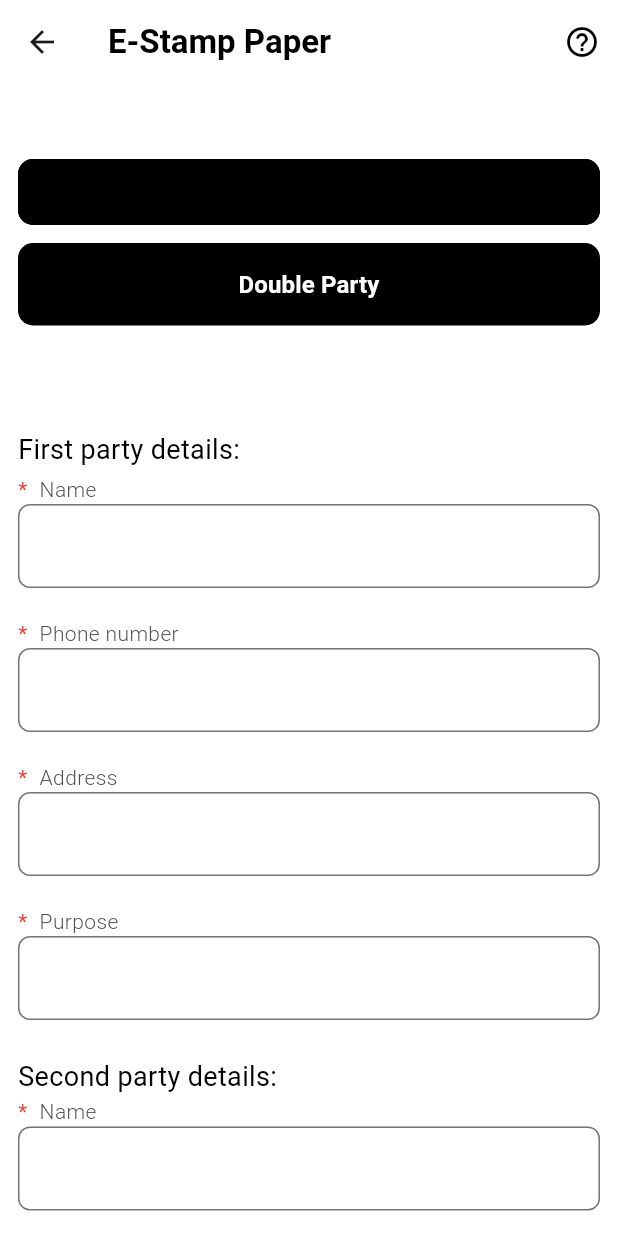
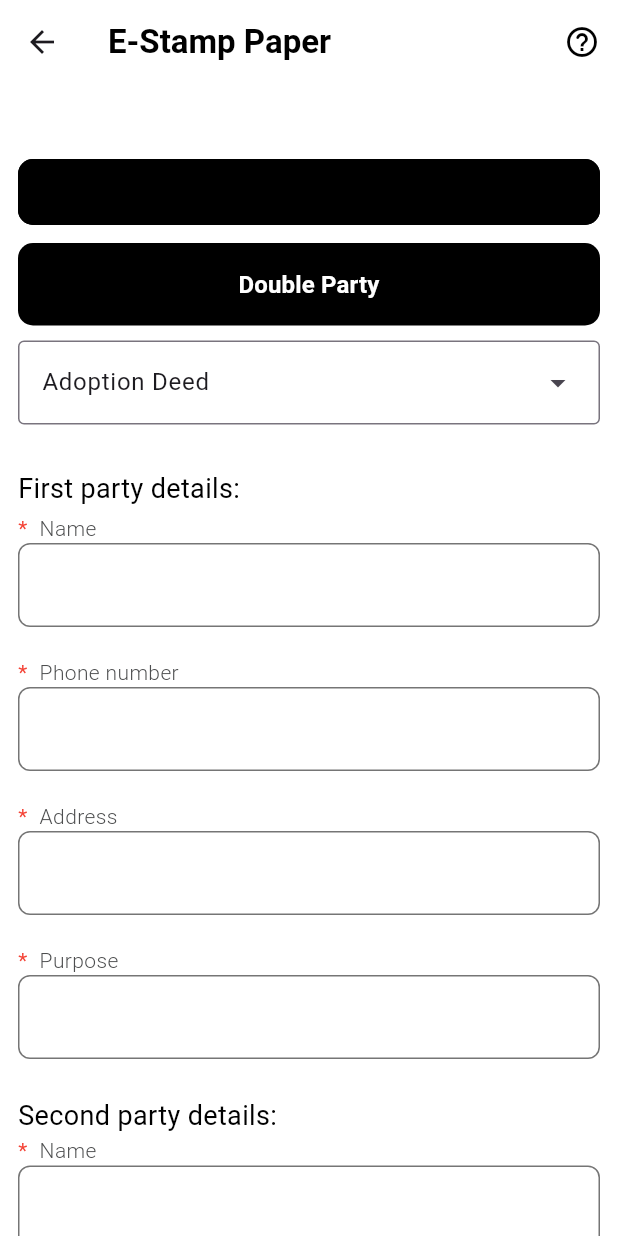
Before and after one commit to Ishita03-Singh/aapka_vakeel, a Flutter app: the StampPaper screen opened directly, after a tap on "Double Party", on a phone screen of 412 x 824 dp. Run offline on Flutter 3.47's test engine with Material 3 defaults, Android fonts, the phone set to English and light mode, and no system bars; drawn by our look-alikes of loader_overlay; our stand-ins replace animated_splash_screen, camera, cloud_firestore, country_picker, file_picker, firebase_auth and 13 more; missing offline and left inert: flutter_pdfview, flutter_webrtc, razorpay_flutter, video_call; accounts and stored records are empty.

Commit message:
stamp paper changes

```diff
--- a/lib/screens/stampPaper.dart
+++ b/lib/screens/stampPaper.dart
@@ -18,6 +18,10 @@ class StampPaper extends StatefulWidget {
 
 class _StampPaperState extends State<StampPaper> {
   bool singleParty=true;
+   // List of items for the dropdown
+  final List<String> list = ["Adoption Deed","Option 1", "Option 2", "Option 3"];
+  // Selected item
+ String dropdownValue ="Adoption Deed";
 
   @override
   Widget build(BuildContext context) {
@@ -50,6 +54,20 @@ class _StampPaperState extends State<StampPaper> {
               singleParty=false;
               });
             }),
+            SizedBox(height: 10),
+         DropdownMenu<String>(
+          width: MediaQuery.of(context).size.width,
+            initialSelection: list.first,
+            onSelected: (String? value) {
+              // This is called when the user selects an item.
+              setState(() {
+                dropdownValue = value!;
+              });
+            },
+            dropdownMenuEntries: list.map<DropdownMenuEntry<String>>((String value) {
+              return DropdownMenuEntry<String>(value: value, label: value);
+            }).toList(),
+          ),
 
             singleParty?getSinglePartyForm(): getDoublePartyForm(),
 
@@ -70,7 +88,7 @@ TextEditingController puropseController= new TextEditingController();
 TextEditingController amountController= new TextEditingController();
 
 return Container(
-  padding: EdgeInsets.only(top: 70),
+  padding: EdgeInsets.only(top: 30),
   child: Form(
     key: _formKey,
     child:
@@ -127,7 +145,7 @@ TextEditingController addressController_2= new TextEditingController();
 TextEditingController puropseController_2= new TextEditingController();
 
 return Container(
-  padding: EdgeInsets.only(top: 70),
+  padding: EdgeInsets.only(top: 30),
   child: Form(
     key: _formKey,
     child:
```
Also changed, not shown: lib/screens/affidavitScreen.dart (+12 -5 lines).
